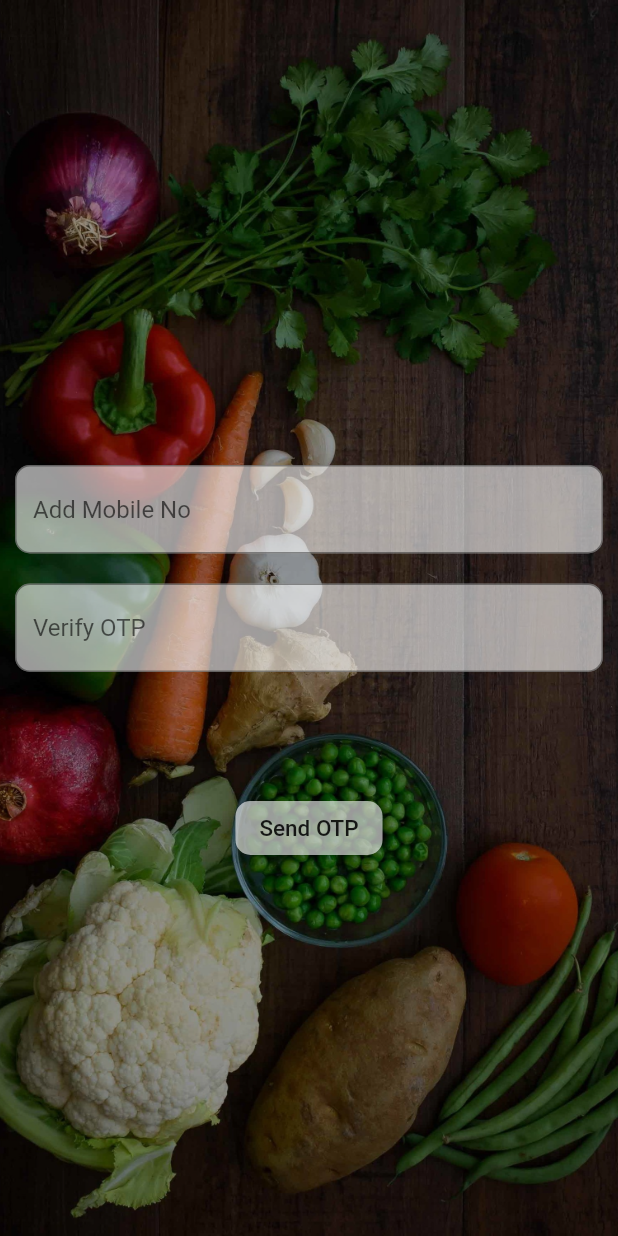
After one commit to tejaschinni/tejasGit, a Flutter app: the NumberVerification screen opened directly, on a phone screen of 412 x 824 dp. The commit adds this screen. Run offline on Flutter 3.47's test engine with Material 2 defaults, Android fonts, the phone set to English and light mode, and no system bars; our stand-ins replace assets_audio_player, firebase_auth, flutter_custom_clippers, google_sign_in; accounts and stored records are empty.

Commit message:
change
Second page & stack demo

```diff
--- a/project1/lib/main.dart
+++ b/project1/lib/main.dart
@@ -1,6 +1,10 @@
 import 'package:flutter/material.dart';
 import 'package:project1/authPage.dart';
 import 'package:project1/demo/clippingToolDemo.dart';
+import 'package:project1/demo/orignalSignInDemo.dart';
+import 'package:project1/demo/stackDemo.dart';
+import 'package:project1/numberVerification.dart';
+import 'package:project1/storeBox.dart';
 
 void main() => runApp(MyApp());
 
@@ -13,7 +17,7 @@ class _MyAppState extends State<MyApp> {
   @override
   Widget build(BuildContext context) {
     return MaterialApp(
-           home: ClippingToolDemo(),
+           home: StoreBoxPage(),
     );
   }
 }
--- /dev/null
+++ b/project1/lib/numberVerification.dart
@@ -0,0 +1,92 @@
+import 'package:flutter/material.dart';
+
+class NumberVerification extends StatefulWidget {
+  @override
+  _NumberVerificationState createState() => _NumberVerificationState();
+}
+
+class _NumberVerificationState extends State<NumberVerification> {
+  @override
+  Widget build(BuildContext context) {
+    return Scaffold(
+      resizeToAvoidBottomInset : false,
+      body: SafeArea(
+          child: Stack(
+            children: <Widget>[
+              DecoratedBox(
+        decoration: BoxDecoration(
+            //color: Color(0xff7c94b6),
+            image: DecorationImage(
+                colorFilter: ColorFilter.mode(
+                    Colors.black.withOpacity(0.4), BlendMode.hardLight),
+                image: AssetImage(
+                  'assets/wallpaper.jpg',
+                ),
+                fit: BoxFit.cover)),
+        child: Center(
+          child: Container(
+            padding: EdgeInsets.only(top: 300),
+            alignment: Alignment.center,
+            child: ListView(
+              children: <Widget>[
+                Container(
+                    margin: EdgeInsets.all(10),
+                    child: DecoratedBox(
+                      child: TextField(
+                        keyboardType: TextInputType.number,
+                        decoration: InputDecoration(
+                           // labelText: 'Add Mobile No.',
+                            hintText: 'Add Mobile No',
+                            border: OutlineInputBorder(
+                                borderRadius: BorderRadius.circular(10))),
+                      ),
+                      decoration: BoxDecoration(
+                          shape: BoxShape.rectangle,
+                          borderRadius: BorderRadius.circular(10),
+                          color: Colors.white.withOpacity(0.6)),
+                    )),
+                Container(
+                    margin: EdgeInsets.all(10),
+                    child: DecoratedBox(
+                      child: TextField(
+                        keyboardType: TextInputType.number,
+                        decoration: InputDecoration(
+                            hintText: 'Verify OTP',
+                            border: OutlineInputBorder(
+                                borderRadius: BorderRadius.circular(10))),
+                      ),
+                      decoration: BoxDecoration(
+                          shape: BoxShape.rectangle,
+                          borderRadius: BorderRadius.circular(10),
+                          color: Colors.white.withOpacity(0.6)),
+                    )),
+                Container(
+                  margin: EdgeInsets.only(top: 30),
+                  child: Center(
+                    child: Container(
+                    margin: EdgeInsets.only(top: 40, left: 50, right: 50),
+                    child: RaisedButton(
+                      color: Colors.white.withOpacity(0.6),
+                      child: Text(
+                        "Send OTP",
+                        style: TextStyle(fontSize: 15),
+                      ),
+                      onPressed: () {},
+                      shape: RoundedRectangleBorder(
+                          borderRadius: BorderRadius.circular(10)),
+                    ),
+                  ),
+                  ),
+                )
+              ],
+            ),
+          ),
+        ),
+      ),
+            ],
+          ),
+
+        ),
+    );
+  }
+}
--- a/project1/pubspec.yaml
+++ b/project1/pubspec.yaml
@@ -23,9 +23,10 @@ dependencies:
   # The following adds the Cupertino Icons font to your application.
   # Use with the CupertinoIcons class for iOS style icons.
   cupertino_icons: ^0.1.2
-  google_sign_in: ^4.1.1
+  google_sign_in:
   firebase_auth: ^0.15.3+1
   local_auth: ^0.6.1
+  flutter_custom_clippers: ^1.1.0
 
 dev_dependencies:
   flutter_test:
@@ -43,7 +44,7 @@ flutter:
   # the material Icons class.
   uses-material-design: true
   assets:
-        - assets/nature.jpg
+        - assets/
 
   # To add assets to your application, add an assets section, like this:
   # assets:
```
Also changed, not shown: project1/lib/authPage.dart (+20 -33 lines), project1/lib/demo/demoPage.dart (+13 -0 lines), project1/lib/demo/orignalSignInDemo.dart (added, +173 -0 lines), project1/lib/demo/stackDemo.dart (added, +34 -0 lines), project1/lib/storeBox.dart (added, +92 -0 lines), project1/assets/wallpaper.jpg (added), project1/pubspec.lock, 1 other file.
